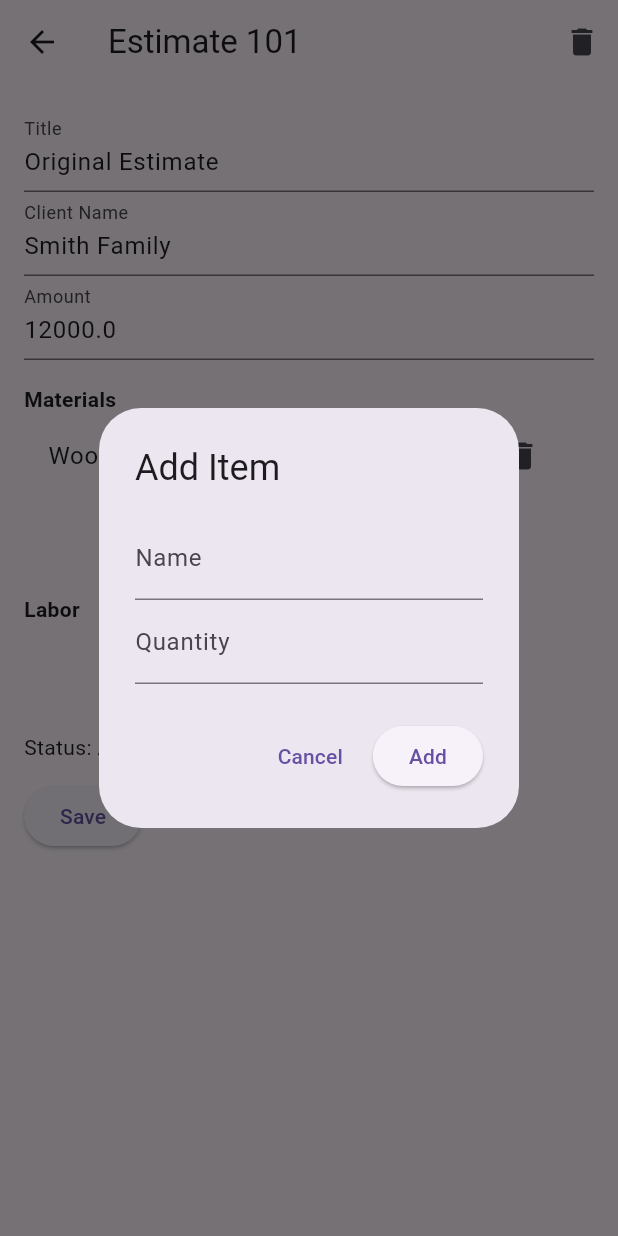
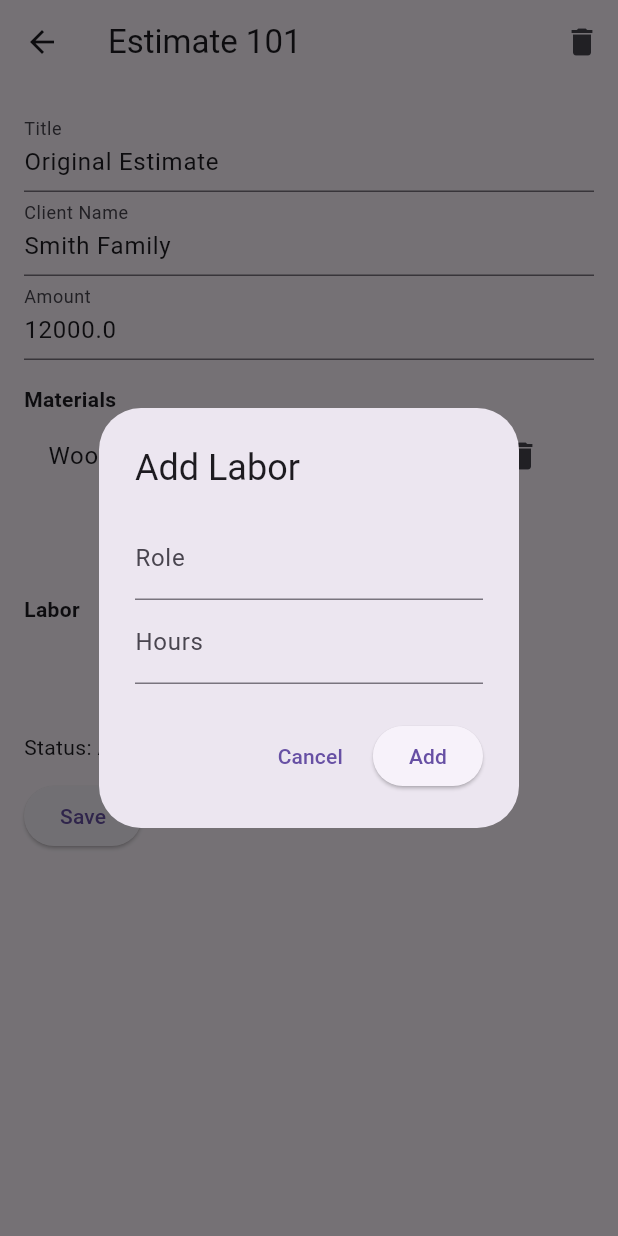
Before and after one commit to Pistote-Initative-Studio/Americas-Perfect-Home, a Flutter app: the EstimateDetailPage screen opened directly with sample values from the repository, after a tap on "Add Labor", on a phone screen of 412 x 824 dp. Run offline on Flutter 3.47's test engine with Material 3 defaults, Android fonts, the phone set to English and light mode, and no system bars.

Commit message:
Refactor labor items and fix estimate pages

```diff
--- a/lib/estimate_detail_page.dart
+++ b/lib/estimate_detail_page.dart
@@ -14,7 +14,7 @@ class _EstimateDetailPageState extends State<EstimateDetailPage> {
   late TextEditingController clientController;
   late TextEditingController amountController;
   late List<MaterialItem> materials;
-  late List<MaterialItem> labor;
+  late List<LaborItem> labor;
 
   @override
   void initState() {
@@ -27,7 +27,7 @@ class _EstimateDetailPageState extends State<EstimateDetailPage> {
         .map((e) => MaterialItem(name: e.name, quantity: e.quantity))
         .toList();
     labor = widget.estimate.labor
-        .map((e) => MaterialItem(name: e.name, quantity: e.quantity))
+        .map((e) => LaborItem(role: e.role, hours: e.hours, employeeId: e.employeeId))
         .toList();
   }
 
@@ -39,13 +39,13 @@ class _EstimateDetailPageState extends State<EstimateDetailPage> {
     super.dispose();
   }
 
-  void _addItem(List<MaterialItem> list) {
+  void _addMaterialItem(List<MaterialItem> list) {
     final nameController = TextEditingController();
     final qtyController = TextEditingController();
     showDialog(
       context: context,
       builder: (_) => AlertDialog(
-        title: const Text('Add Item'),
+        title: const Text('Add Material'),
         content: Column(
           mainAxisSize: MainAxisSize.min,
           children: [
@@ -72,6 +72,50 @@ class _EstimateDetailPageState extends State<EstimateDetailPage> {
               if (name.isNotEmpty && qty > 0) {
                 setState(() {
                   list.add(MaterialItem(name: name, quantity: qty));
+                });
+                Navigator.pop(context);
+              }
+            },
+            child: const Text('Add'),
+          )
+        ],
+      ),
+    );
+  }
+
+  void _addLaborItem(List<LaborItem> list) {
+    final roleController = TextEditingController();
+    final hoursController = TextEditingController();
+    showDialog(
+      context: context,
+      builder: (_) => AlertDialog(
+        title: const Text('Add Labor'),
+        content: Column(
+          mainAxisSize: MainAxisSize.min,
+          children: [
+            TextField(
+              controller: roleController,
+              decoration: const InputDecoration(labelText: 'Role'),
+            ),
+            TextField(
+              controller: hoursController,
+              decoration: const InputDecoration(labelText: 'Hours'),
+              keyboardType: TextInputType.number,
+            ),
+          ],
+        ),
+        actions: [
+          TextButton(
+            onPressed: () => Navigator.pop(context),
+            child: const Text('Cancel'),
+          ),
+          ElevatedButton(
+            onPressed: () {
+              final role = roleController.text.trim();
+              final hours = double.tryParse(hoursController.text.trim()) ?? 0;
+              if (role.isNotEmpty && hours > 0) {
+                setState(() {
+                  list.add(LaborItem(role: role, hours: hours));
                 });
                 Navigator.pop(context);
               }
@@ -206,7 +250,7 @@ class _EstimateDetailPageState extends State<EstimateDetailPage> {
                     ),
                   )),
           TextButton(
-            onPressed: () => _addItem(materials),
+            onPressed: () => _addMaterialItem(materials),
             child: const Text('Add Material'),
           ),
           const SizedBox(height: 16),
@@ -215,7 +259,7 @@ class _EstimateDetailPageState extends State<EstimateDetailPage> {
               .asMap()
               .entries
               .map((e) => ListTile(
-                    title: Text('${e.value.name} x${e.value.quantity}'),
+                    title: Text('${e.value.role} — ${e.value.hours}h'),
                     trailing: IconButton(
                       icon: const Icon(Icons.delete),
                       onPressed: () {
@@ -226,7 +270,7 @@ class _EstimateDetailPageState extends State<EstimateDetailPage> {
                     ),
                   )),
           TextButton(
-            onPressed: () => _addItem(labor),
+            onPressed: () => _addLaborItem(labor),
             child: const Text('Add Labor'),
           ),
           const SizedBox(height: 24),
--- a/lib/models/estimate.dart
+++ b/lib/models/estimate.dart
@@ -25,10 +25,9 @@ class Estimate {
     this.materialsCost = 0,
   }) : amount = materialsCost;
 
-  double get laborCost =>
-      labor.fold(0.0, (total, item) => total + item.cost);
+  double get laborCost => 0;
 
   void updateTotal() {
-    amount = materialsCost + laborCost;
+    amount = materialsCost;
   }
 }
--- a/lib/models/labor_item.dart
+++ b/lib/models/labor_item.dart
@@ -1,24 +1,11 @@
-import 'employee.dart';
+class LaborItem {
+  final String role;
+  final double hours;
+  final String? employeeId;
 
-class LaborItem {
-  String role;
-  double hours;
-  int? employeeId;
-
-  LaborItem({required this.role, required this.hours, this.employeeId});
-
-  Employee? get employee {
-    if (employeeId == null) return null;
-    try {
-      return mockEmployees.firstWhere((e) => e.id == employeeId);
-    } catch (_) {
-      return null;
-    }
-  }
-
-  double get rate => employee?.hourlyRate ?? 0;
-
-  double get cost => rate * hours;
-
-  String get employeeName => employee?.name ?? 'Employee TBD';
+  LaborItem({
+    required this.role,
+    required this.hours,
+    this.employeeId,
+  });
 }
--- a/lib/templates_page.dart
+++ b/lib/templates_page.dart
@@ -13,15 +13,15 @@ class _TemplatesPageState extends State<TemplatesPage> {
     final nameController = TextEditingController(text: template?.name ?? '');
     List<MaterialItem> materials =
         template != null ? List.from(template.materials) : [];
-    List<MaterialItem> labor = template != null ? List.from(template.labor) : [];
+    List<LaborItem> labor = template != null ? List.from(template.labor) : [];
 
-    void addItem(List<MaterialItem> list) {
+    void addMaterialItem(List<MaterialItem> list) {
       final n = TextEditingController();
       final q = TextEditingController();
       showDialog(
         context: context,
         builder: (_) => AlertDialog(
-          title: const Text('Add Item'),
+          title: const Text('Add Material'),
           content: Column(
             mainAxisSize: MainAxisSize.min,
             children: [
@@ -38,6 +38,39 @@ class _TemplatesPageState extends State<TemplatesPage> {
                   if (name.isNotEmpty && qty > 0) {
                     setState(() {
                       list.add(MaterialItem(name: name, quantity: qty));
+                    });
+                    Navigator.pop(context);
+                  }
+                },
+                child: const Text('Add'))
+          ],
+        ),
+      );
+    }
+
+    void addLaborItem(List<LaborItem> list) {
+      final r = TextEditingController();
+      final h = TextEditingController();
+      showDialog(
+        context: context,
+        builder: (_) => AlertDialog(
+          title: const Text('Add Labor'),
+          content: Column(
+            mainAxisSize: MainAxisSize.min,
+            children: [
+              TextField(controller: r, decoration: const InputDecoration(labelText: 'Role')),
+              TextField(controller: h, decoration: const InputDecoration(labelText: 'Hours'), keyboardType: TextInputType.number),
+            ],
+          ),
+          actions: [
+            TextButton(onPressed: () => Navigator.pop(context), child: const Text('Cancel')),
+            ElevatedButton(
+                onPressed: () {
+                  final role = r.text.trim();
+                  final hours = double.tryParse(h.text.trim()) ?? 0;
+                  if (role.isNotEmpty && hours > 0) {
+                    setState(() {
+                      list.add(LaborItem(role: role, hours: hours));
                     });
                     Navigator.pop(context);
                   }
@@ -76,13 +109,13 @@ class _TemplatesPageState extends State<TemplatesPage> {
                       ),
                     ),
                 TextButton(
-                    onPressed: () => addItem(materials),
+                    onPressed: () => addMaterialItem(materials),
                     child: const Text('Add Material')),
                 const SizedBox(height: 8),
                 const Text('Labor', style: TextStyle(fontWeight: FontWeight.bold)),
                 ...labor.asMap().entries.map(
                       (e) => ListTile(
-                        title: Text('${e.value.name} x${e.value.quantity}'),
+                        title: Text('${e.value.role} — ${e.value.hours}h'),
                         trailing: IconButton(
                           icon: const Icon(Icons.delete),
                           onPressed: () {
@@ -92,7 +125,7 @@ class _TemplatesPageState extends State<TemplatesPage> {
                       ),
                     ),
                 TextButton(
-                    onPressed: () => addItem(labor),
+                    onPressed: () => addLaborItem(labor),
                     child: const Text('Add Labor')),
               ],
             ),
```
Also changed, not shown: lib/create_estimate_page.dart (+13 -19 lines).
